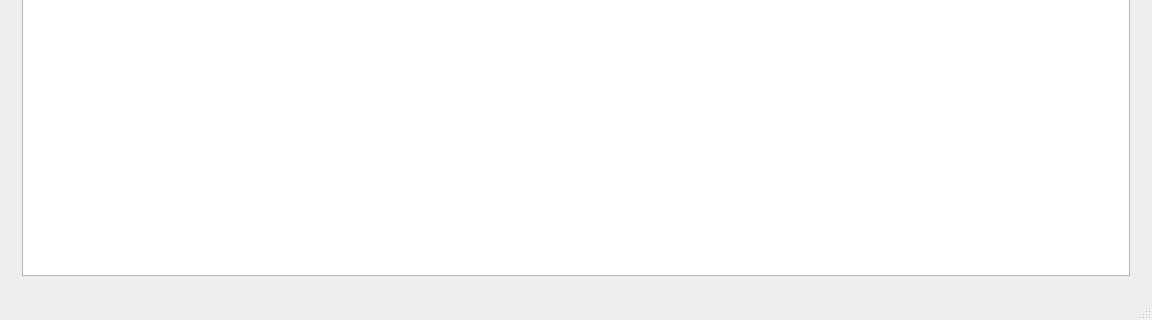
First picture: the form in src/mainwindow.ui, repository brianclinkenbeard/football, before the edit; both pictures show x 0 to 1152 and y 544 to 864 of the 1152 by 864 pixel window.
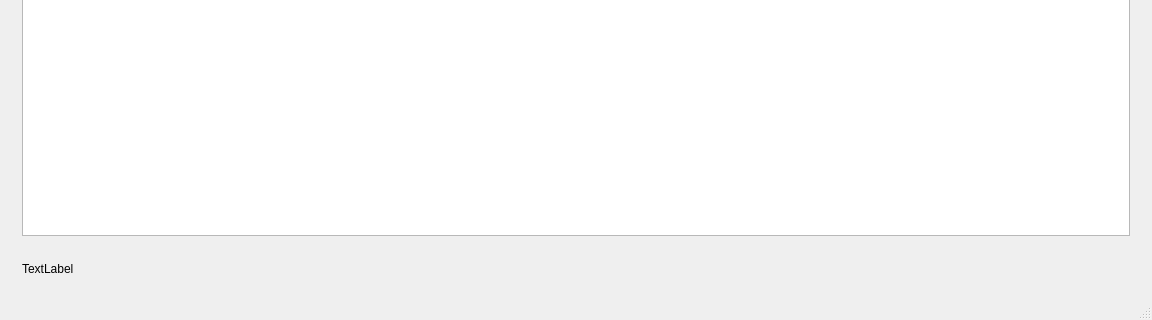
Second picture: the form after the edit.

Commit message: Added Admin Abilities and open roof count

Diff of the .ui file:
```diff
--- a/src/mainwindow.ui
+++ b/src/mainwindow.ui
@@ -136,6 +136,13 @@
       </widget>
       <widget class="QWidget" name="page_teams_stadiums">
        <layout class="QGridLayout" name="gridLayout_7">
+        <item row="4" column="0">
+         <widget class="QLabel" name="label_2">
+          <property name="text">
+           <string/>
+          </property>
+         </widget>
+        </item>
         <item row="0" column="0">
          <layout class="QGridLayout" name="gridLayout_6">
           <item row="0" column="1">
@@ -220,6 +227,13 @@
         <item row="1" column="0">
          <widget class="QTableView" name="tableView_teams_stadiums"/>
         </item>
+        <item row="5" column="0">
+         <widget class="QLabel" name="openRoofCountLabel">
+          <property name="text">
+           <string>TextLabel</string>
+          </property>
+         </widget>
+        </item>
        </layout>
       </widget>
      </widget>
```
The commit also changes 5 other files.
